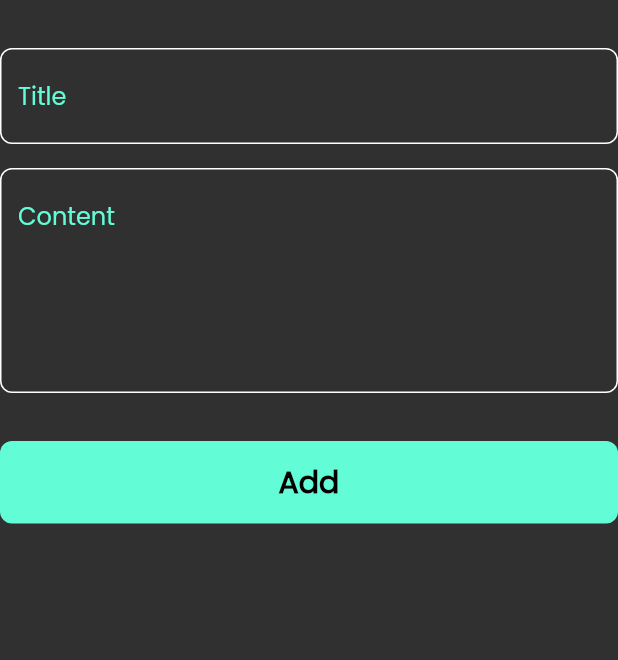
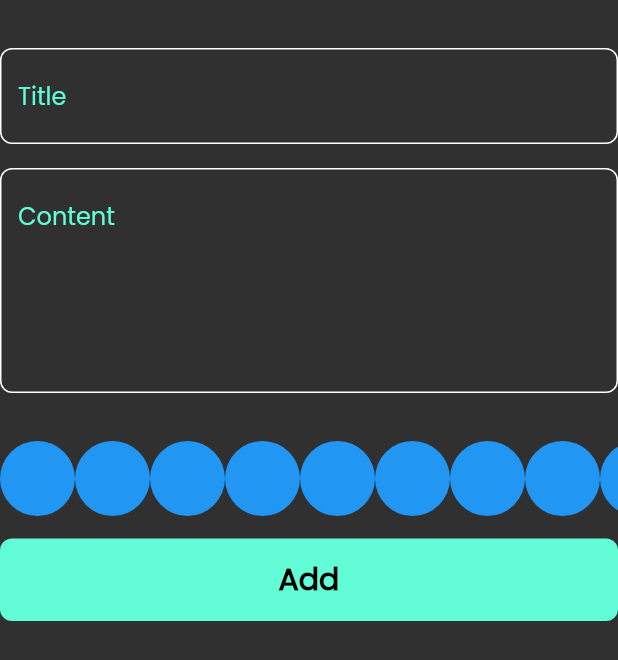
Before and after one commit to zicoovic/notes_app, a Flutter app: the AddNoteForm widget shown alone on an empty page, opened directly, on a phone screen of 412 x 824 dp. Shown: the top 660 px of the screen. Run offline on Flutter 3.47's test engine with Material 2 defaults, Android fonts, the phone set to English and light mode, and no system bars; our stand-ins replace bloc, flutter_bloc, hive, hive_flutter; accounts and stored records are empty.

Commit message:
create color list view

```diff
--- a/lib/view/widgets/add_note_form.dart
+++ b/lib/view/widgets/add_note_form.dart
@@ -4,6 +4,7 @@ import 'package:intl/intl.dart';
 import 'package:notes_app/cubits/add_notes_cubit/add_notes_cubit.dart';
 import 'package:notes_app/models/note_model.dart';
 
+import 'colors_list_view.dart';
 import 'custom_button.dart';
 import 'custom_text_field.dart';
 
@@ -46,6 +47,10 @@ class _AddNoteFormState extends State<AddNoteForm> {
           const SizedBox(
             height: 32,
           ),
+          const ColorListView(),
+          const SizedBox(
+            height: 15,
+          ),
           BlocBuilder<AddNotesCubit, AddNotesState>(
             builder: (context, state) {
               return CustomButton(
--- /dev/null
+++ b/lib/view/widgets/colors_list_view.dart
@@ -0,0 +1,32 @@
+import 'package:flutter/material.dart';
+
+class ColorItems extends StatelessWidget {
+  const ColorItems({super.key});
+
+  @override
+  Widget build(BuildContext context) {
+    return const CircleAvatar(
+      radius: 25,
+      backgroundColor: Colors.blue,
+    );
+  }
+}
+
+class ColorListView extends StatelessWidget {
+  const ColorListView({super.key});
+
+  @override
+  Widget build(BuildContext context) {
+    return SizedBox(
+      height: 25 * 2,
+      child: ListView.builder(
+        physics: const BouncingScrollPhysics(),
+        scrollDirection: Axis.horizontal,
+        itemCount: 10,
+        itemBuilder: (context, index) {
+          return const ColorItems();
+        },
+      ),
+    );
+  }
+}
```
